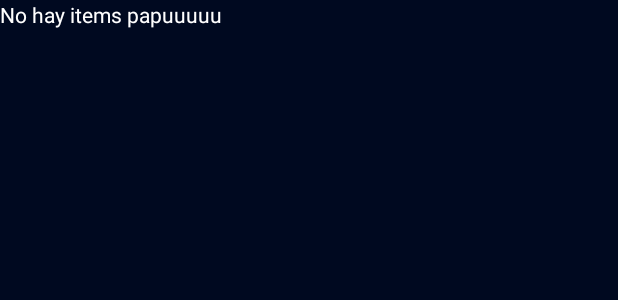
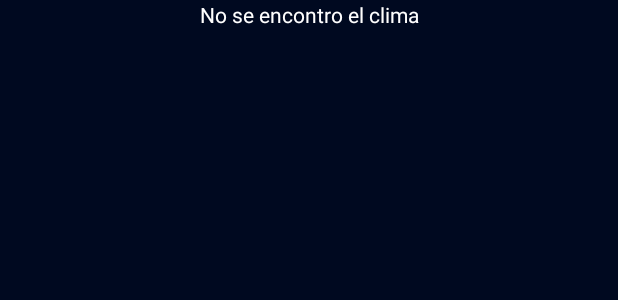
Before and after one commit to Adrian-CZuniga/WeatherApp, an Android app: the layout activity_main.xml on its own in the app's theme, with its tools: preview values and no code run, on a phone screen of 412 x 824 dp. Shown: the top 300 px of the screen. Run offline under Robolectric (Android 15) with nearby library versions, the phone set to English and light mode, and no system bars.

Commit message:
feat: Add API key handling and enhance project documentation
Refactors the project to securely handle the OpenWeather API key using `local.properties` and `buildConfigField`. Also includes an improved `README.md` and minor code enhancements.

Key changes:
- **API Key Management:**
    - The API key is now loaded from `local.properties` into `BuildConfig.WEATHER_API_KEY`.
    - `app/build.gradle.kts` is updated to enable `buildConfig` and define the `WEATHER_API_KEY` field.
    - A new `Utils.kt` class is added to centralize API constants, including the base URL and the API key from `BuildConfig`.
    - `.gitignore` is updated to correctly ignore `local.properties`.

- **Documentation:**
    - The `README.md` file is significantly expanded with detailed information about the app's features, technologies used, and setup instructions, including how to configure the API key.

- **Code Refinements:**
    - `MyPreferences.kt`: Updated to use the Kotlin KTX `edit` extension function for more concise SharedPreferences operations.
    - `MainViewModel.kt`: Added the `@RequiresPermission` annotation to `getLastLocation` for better static analysis and code clarity.
    - Minor UI adjustments were made in `activity_main.xml` and `layout_weather_item_recycler.xml`, including text changes and margin updates.

```diff
--- a/app/build.gradle.kts
+++ b/app/build.gradle.kts
@@ -15,6 +15,9 @@ android {
         targetSdk = 33
         versionCode = 1
         versionName = "1.0"
+
+        val apiKey: String = project.findProperty("WEATHER_API_KEY") as? String ?: ""
+        buildConfigField("String", "WEATHER_API_KEY", "\"$apiKey\"")
 
         testInstrumentationRunner = "androidx.test.runner.AndroidJUnitRunner"
     }
@@ -41,6 +44,7 @@ android {
     }
     buildFeatures {
         viewBinding = true
+        buildConfig = true
     }
 }
 
--- a/app/src/main/java/com/example/weatherapp/api/Service.kt
+++ b/app/src/main/java/com/example/weatherapp/api/Service.kt
@@ -13,10 +13,7 @@ interface Service {
         @Query("lon") lon:Double,
         @Query("appid") apiKey:String
     ): Response<JsonResponse>
-
-
 }
-
 
 private var retrofit = Retrofit.Builder()
     .baseUrl(Utils.BASE_URL)
--- a/app/src/main/java/com/example/weatherapp/main/MainViewModel.kt
+++ b/app/src/main/java/com/example/weatherapp/main/MainViewModel.kt
@@ -1,5 +1,6 @@
 package com.example.weatherapp.main
 
+import android.Manifest
 import android.annotation.SuppressLint
 import android.app.Application
 import android.content.Context
@@ -9,6 +10,7 @@ import android.location.Geocoder
 import android.location.Location
 import android.util.Log
 import android.widget.Toast
+import androidx.annotation.RequiresPermission
 import androidx.lifecycle.AndroidViewModel
 import androidx.lifecycle.LiveData
 import androidx.lifecycle.MutableLiveData
@@ -44,7 +46,6 @@ class MainViewModel(application: Application): AndroidViewModel(application) {
             database.dao.getWeatherByLocation(lat, lon)
         }
     val weatherList: LiveData<MutableList<WeatherModel>> = database.dao.getWeathers()
-
     init {
         getLastLocation()
     }
--- a/app/src/main/res/layout/activity_main.xml
+++ b/app/src/main/res/layout/activity_main.xml
@@ -28,9 +28,10 @@
 
             <TextView
                 android:id="@+id/txt_empty_list"
-                android:layout_width="wrap_content"
+                android:layout_width="match_parent"
                 android:layout_height="wrap_content"
-                android:text="No hay items papuuuuu"
+                android:text="No se encontro el clima"
+                android:textAlignment="center"
                 android:textColor="@color/white"/>
 
         </RelativeLayout>
--- a/app/src/main/res/layout/layout_weather_item_recycler.xml
+++ b/app/src/main/res/layout/layout_weather_item_recycler.xml
@@ -12,7 +12,7 @@
         android:layout_height="wrap_content"
         android:background="@drawable/icon_corner_rounded"
         android:backgroundTint="@color/light_blue"
-        android:layout_margin="12dp"
+        android:layout_margin="16dp"
         android:elevation="12sp"
         android:padding="8dp"
         >
```
Also changed, not shown: app/src/main/java/com/example/weatherapp/MyPreferences.kt (+9 -8 lines), app/src/main/java/com/example/weatherapp/api/Utils.kt (added, +10 -0 lines), 2 other files.
